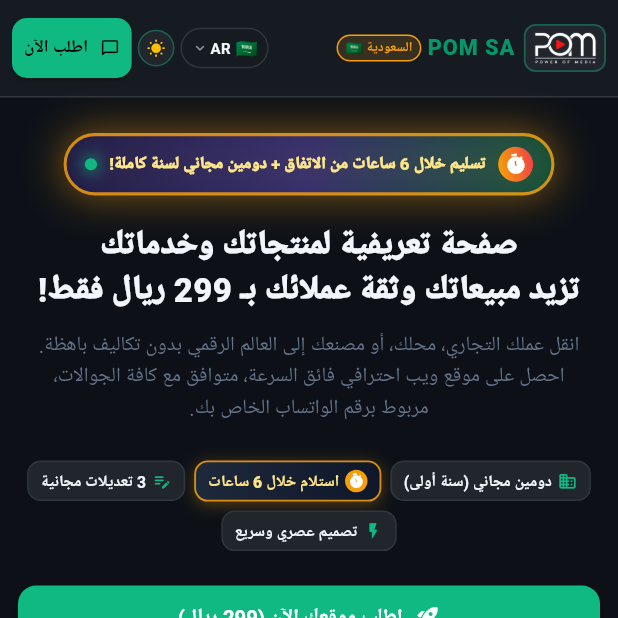
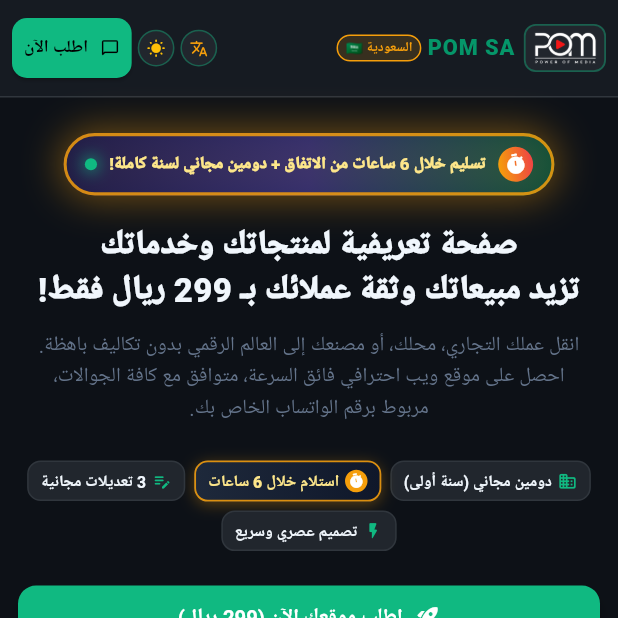
Before and after one commit to workeg-collab/AD, a Flutter app: the screen it shows after launch, after a tap on the "dark mode" icon, on a phone screen of 412 x 824 dp, the top half of it. Run offline on Flutter 3.47's test engine with Material 3 defaults, Android fonts, the light colour scheme and no system bars; our stand-ins replace google_fonts; Roboto replaces fonts that are missing (Cairo).

Commit message:
Transform language selector into a clean compact circular translate icon button

```diff
--- a/lib/widgets/language_selector_button.dart
+++ b/lib/widgets/language_selector_button.dart
@@ -16,7 +16,7 @@ class LanguageSelectorButton extends StatelessWidget {
       valueListenable: currentLanguageNotifier,
       builder: (context, currentLang, child) {
         return PopupMenuButton<AppLanguage>(
-          tooltip: 'اختر اللغة / Select Language',
+          tooltip: 'اختر اللغة / Language: ${currentLang.name}',
           offset: const Offset(0, 36),
           shape: RoundedRectangleBorder(
             borderRadius: BorderRadius.circular(14),
@@ -57,38 +57,19 @@ class LanguageSelectorButton extends StatelessWidget {
             }).toList();
           },
           child: Container(
-            padding: EdgeInsets.symmetric(
-              horizontal: isMobile ? 6 : 9,
-              vertical: isMobile ? 4 : 6,
-            ),
+            padding: EdgeInsets.all(isMobile ? 5 : 7),
             decoration: BoxDecoration(
-              color: isDark ? AppTheme.surfaceDark : Colors.grey.shade100,
-              borderRadius: BorderRadius.circular(16),
+              color: isDark ? AppTheme.cardDark : Colors.grey.shade200,
+              shape: BoxShape.circle,
               border: Border.all(
-                color: isDark ? AppTheme.borderDark : AppTheme.borderLight,
+                color: AppTheme.primary.withValues(alpha: 0.4),
                 width: 1,
               ),
             ),
-            child: Row(
-              mainAxisSize: MainAxisSize.min,
-              children: [
-                Text(currentLang.flag, style: TextStyle(fontSize: isMobile ? 12 : 14)),
-                SizedBox(width: isMobile ? 3 : 5),
-                Text(
-                  currentLang.code.toUpperCase(),
-                  style: TextStyle(
-                    fontSize: isMobile ? 10 : 11,
-                    fontWeight: FontWeight.bold,
-                    color: isDark ? AppTheme.textWhite : AppTheme.textDark,
-                  ),
-                ),
-                SizedBox(width: isMobile ? 1 : 2),
-                Icon(
-                  Icons.keyboard_arrow_down_rounded,
-                  size: isMobile ? 12 : 14,
-                  color: isDark ? AppTheme.textMutedDark : AppTheme.textMuted,
-                ),
-              ],
+            child: Icon(
+              Icons.translate_rounded,
+              color: isDark ? AppTheme.accentGold : AppTheme.primary,
+              size: isMobile ? 12.5 : 15,
             ),
           ),
         );
```
Also changed, not shown: 3 other files.
